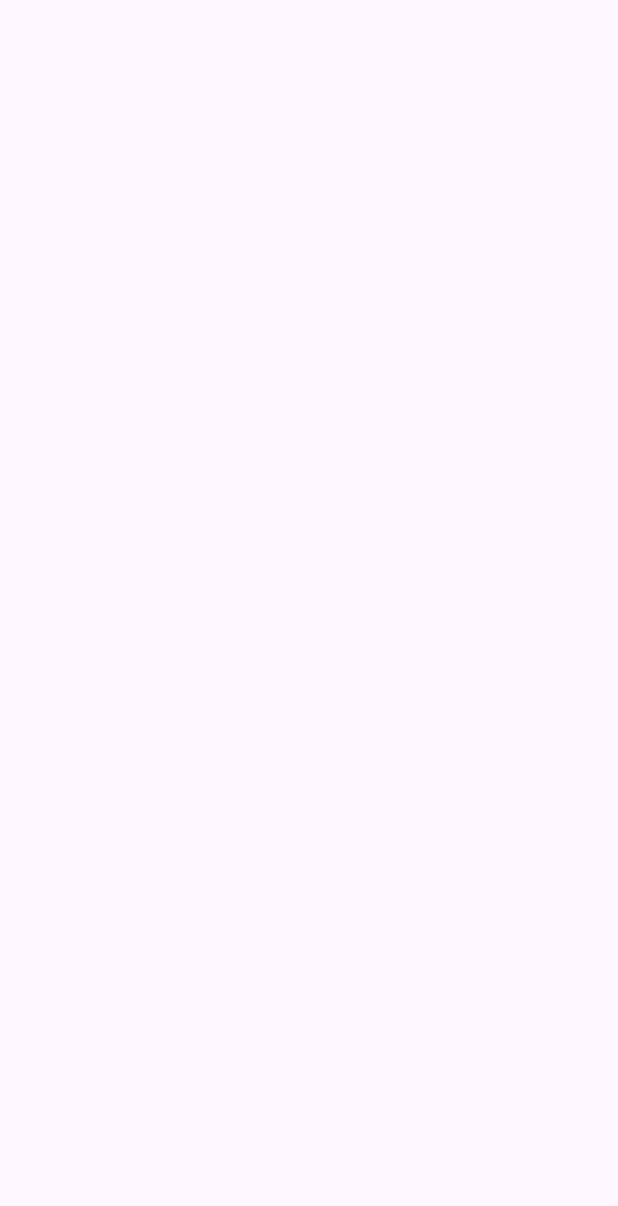
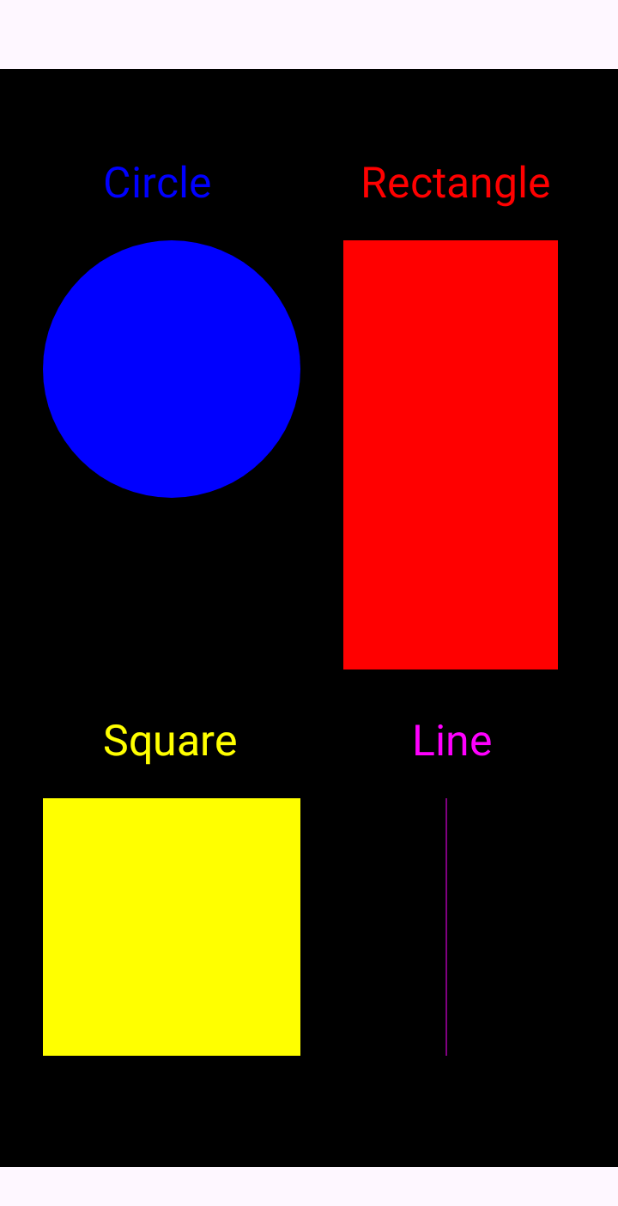
Before and after one commit to SiddharthSai4701/Android, an Android app: the screen it shows after launch (MainActivity), on a phone screen of 412 x 824 dp. Before the commit the part shown is empty. Shown: the top 1206 px of the screen. Run offline under Robolectric (Android 15) with nearby library versions, the phone set to English and light mode, and no system bars.

Commit message:
Functional app created

```diff
--- a/3_GraphicalPrimitives/app/src/main/java/com/example/graphicalprimitives/MainActivity.java
+++ b/3_GraphicalPrimitives/app/src/main/java/com/example/graphicalprimitives/MainActivity.java
@@ -2,13 +2,54 @@ package com.example.graphicalprimitives;
 
 import androidx.appcompat.app.AppCompatActivity;
 
+import android.graphics.Bitmap;
+import android.graphics.Canvas;
+import android.graphics.Color;
+import android.graphics.Paint;
 import android.os.Bundle;
+import android.widget.ImageView;
 
 public class MainActivity extends AppCompatActivity {
+
+    Bitmap bg;
+    ImageView img;
 
     @Override
     protected void onCreate(Bundle savedInstanceState) {
         super.onCreate(savedInstanceState);
         setContentView(R.layout.activity_main);
+
+        // Creating bitmap
+        bg = Bitmap.createBitmap(720, 1280, Bitmap.Config.RGB_565);
+        img = findViewById(R.id.imageView);
+        img.setImageBitmap(bg);
+
+        // Creating canvas object
+        Canvas canvas = new Canvas(bg);
+
+        // Creating paint object and setting color and text size
+        Paint paint = new Paint();
+        paint.setColor(Color.RED);
+        paint.setTextSize(50);
+
+        // To draw a rectangle
+        canvas.drawText("Rectangle", 420, 150, paint);
+        canvas.drawRect(400, 200, 650, 700, paint);
+
+        // To draw a circle
+        paint.setColor(Color.BLUE);
+        canvas.drawText("Circle", 120, 150, paint);
+        canvas.drawCircle(200, 350,150,paint);
+
+        paint.setColor(Color.parseColor("Yellow"));
+        canvas.drawText("Square", 120,800, paint);
+        canvas.drawRect(50, 850, 350, 1150, paint);
+
+        // To draw a line
+        paint.setColor(Color.parseColor("Magenta"));
+        canvas.drawText("Line", 480, 800, paint);
+        canvas.drawLine(520, 850, 520, 1150, paint);
+
+
     }
 }
--- a/3_GraphicalPrimitives/app/src/main/res/layout/activity_main.xml
+++ b/3_GraphicalPrimitives/app/src/main/res/layout/activity_main.xml
@@ -1,5 +1,5 @@
 <?xml version="1.0" encoding="utf-8"?>
-<androidx.constraintlayout.widget.ConstraintLayout xmlns:android="http://schemas.android.com/apk/res/android"
+<LinearLayout xmlns:android="http://schemas.android.com/apk/res/android"
     xmlns:app="http://schemas.android.com/apk/res-auto"
     xmlns:tools="http://schemas.android.com/tools"
     android:layout_width="match_parent"
@@ -8,7 +8,8 @@
 
 
     <ImageView
+        android:id="@+id/imageView"
         android:layout_width="match_parent"
-        android:layout_height="match_parent"/>
+        android:layout_height="match_parent" />
 
-</androidx.constraintlayout.widget.ConstraintLayout>
+</LinearLayout>
```
